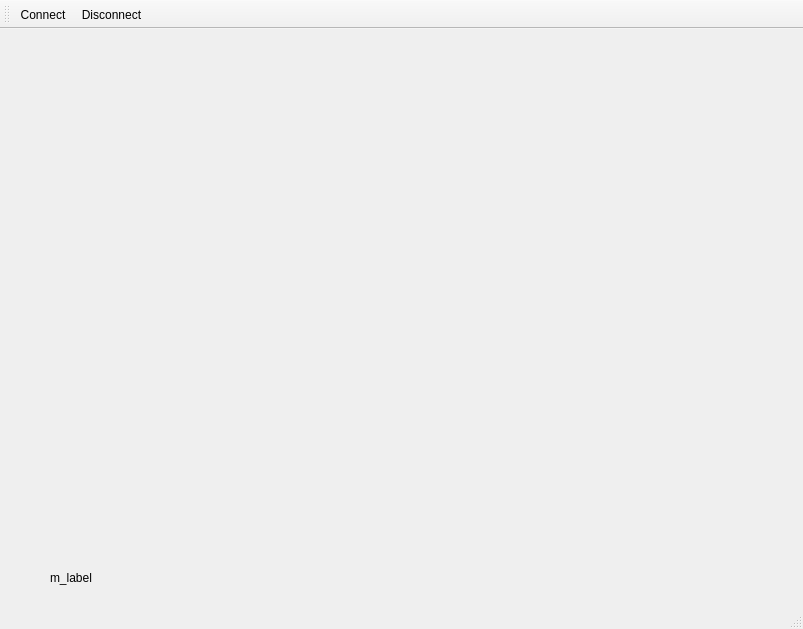
PowerOleg/Qt_can, file mainwindow.ui: the form before one commit.
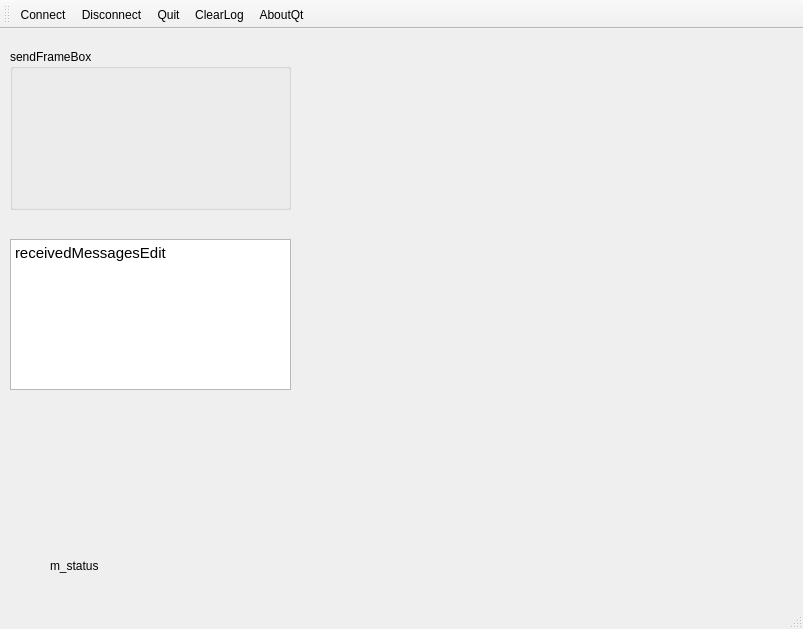
The form after the commit. Icons and pictures are not drawn. Custom widgets are drawn as their Qt base class.

```diff
--- a/mainwindow.ui
+++ b/mainwindow.ui
@@ -18,13 +18,43 @@
     <property name="geometry">
      <rect>
       <x>50</x>
-      <y>540</y>
-      <width>67</width>
-      <height>17</height>
+      <y>516</y>
+      <width>721</width>
+      <height>41</height>
      </rect>
     </property>
     <property name="text">
-     <string>m_label</string>
+     <string>m_status</string>
+    </property>
+   </widget>
+   <widget class="SendFrameBox" name="sendFrameBox">
+    <property name="geometry">
+     <rect>
+      <x>10</x>
+      <y>20</y>
+      <width>281</width>
+      <height>161</height>
+     </rect>
+    </property>
+    <property name="title">
+     <string>sendFrameBox</string>
+    </property>
+   </widget>
+   <widget class="QTextEdit" name="receivedMessagesEdit">
+    <property name="geometry">
+     <rect>
+      <x>10</x>
+      <y>210</y>
+      <width>281</width>
+      <height>151</height>
+     </rect>
+    </property>
+    <property name="html">
+     <string>&lt;!DOCTYPE HTML PUBLIC &quot;-//W3C//DTD HTML 4.0//EN&quot; &quot;http://www.w3.org/TR/REC-html40/strict.dtd&quot;&gt;
+&lt;html&gt;&lt;head&gt;&lt;meta name=&quot;qrichtext&quot; content=&quot;1&quot; /&gt;&lt;style type=&quot;text/css&quot;&gt;
+p, li { white-space: pre-wrap; }
+&lt;/style&gt;&lt;/head&gt;&lt;body style=&quot; font-family:'Ubuntu'; font-size:11pt; font-weight:400; font-style:normal;&quot;&gt;
+&lt;p style=&quot; margin-top:0px; margin-bottom:0px; margin-left:0px; margin-right:0px; -qt-block-indent:0; text-indent:0px;&quot;&gt;receivedMessagesEdit&lt;/p&gt;&lt;/body&gt;&lt;/html&gt;</string>
     </property>
    </widget>
   </widget>
@@ -47,6 +77,9 @@
    </attribute>
    <addaction name="actionConnect"/>
    <addaction name="actionDisconnect"/>
+   <addaction name="actionQuit"/>
+   <addaction name="actionClearLog"/>
+   <addaction name="actionAboutQt"/>
   </widget>
   <widget class="QStatusBar" name="statusBar"/>
   <action name="actionConnect">
@@ -73,8 +106,39 @@
     <string>Отсоединиться</string>
    </property>
   </action>
+  <action name="actionQuit">
+   <property name="icon">
+    <iconset resource="resource.qrc">
+     <normaloff>:/images/exit.png</normaloff>:/images/exit.png</iconset>
+   </property>
+   <property name="text">
+    <string>Quit</string>
+   </property>
+  </action>
+  <action name="actionAboutQt">
+   <property name="text">
+    <string>AboutQt</string>
+   </property>
+  </action>
+  <action name="actionClearLog">
+   <property name="icon">
+    <iconset resource="resource.qrc">
+     <normaloff>:/images/clear.png</normaloff>:/images/clear.png</iconset>
+   </property>
+   <property name="text">
+    <string>ClearLog</string>
+   </property>
+  </action>
  </widget>
  <layoutdefault spacing="6" margin="11"/>
+ <customwidgets>
+  <customwidget>
+   <class>SendFrameBox</class>
+   <extends>QGroupBox</extends>
+   <header>sendframebox.h</header>
+   <container>1</container>
+  </customwidget>
+ </customwidgets>
  <resources>
   <include location="resource.qrc"/>
  </resources>
```
